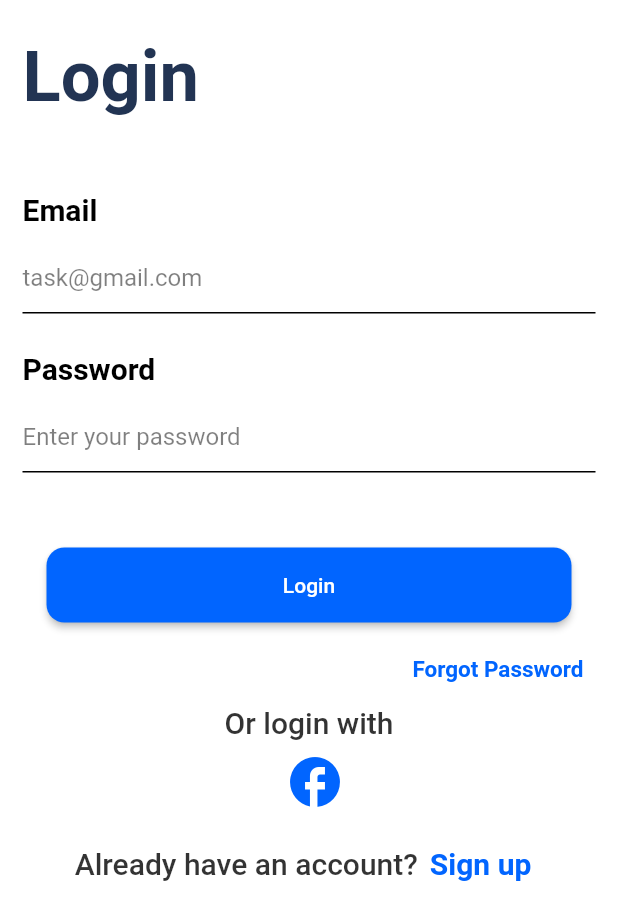
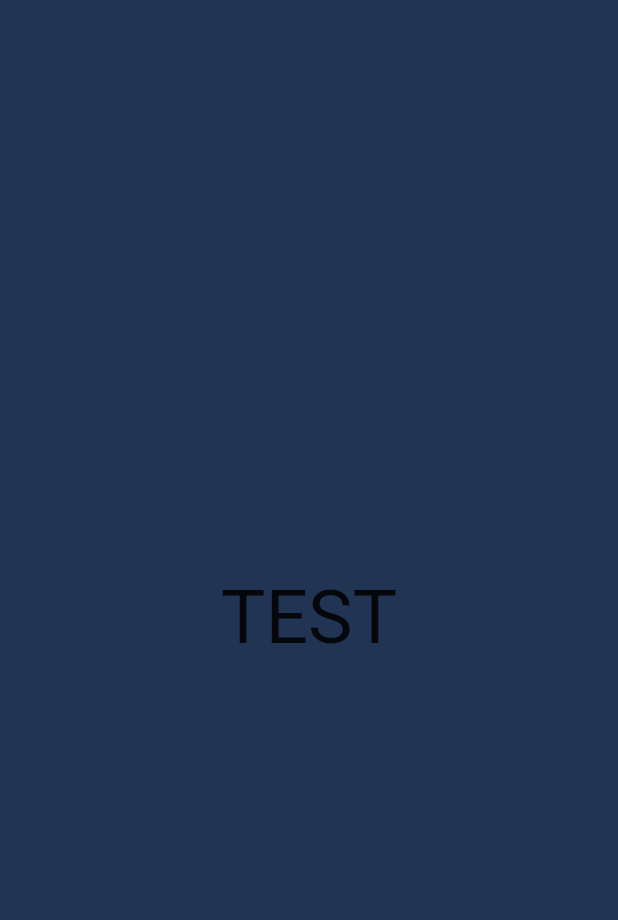
Before and after one commit to SarthakVaswani/flutter-task, a Flutter app: the screen it shows after launch, after a tap on "Login", on a phone screen of 412 x 824 dp. Shown: the top 920 px of the screen. Run offline on Flutter 3.47's test engine with Material 2 defaults, Android fonts, the phone set to English and light mode, and no system bars.

Commit message:
bugf ixes

```diff
--- a/lib/main.dart
+++ b/lib/main.dart
@@ -1,4 +1,5 @@
 import 'package:flutter/material.dart';
+import 'package:login_task/test.dart';
 
 void main() {
   runApp(MyApp());
@@ -25,6 +26,14 @@ class LoginPage extends StatefulWidget {
 class _LoginPageState extends State<LoginPage> {
   final _textController1 = TextEditingController();
   final _textController2 = TextEditingController();
+  bool _obscureText = true;
+
+  void _toggle() {
+    setState(() {
+      _obscureText = !_obscureText;
+    });
+  }
+
   @override
   Widget build(BuildContext context) {
     return SafeArea(
@@ -47,7 +56,7 @@ class _LoginPageState extends State<LoginPage> {
                 ),
               ),
               SizedBox(
-                height: 50,
+                height: 45,
               ),
               Text(
                 "Email",
@@ -101,6 +110,7 @@ class _LoginPageState extends State<LoginPage> {
                 height: 10,
               ),
               TextField(
+                obscureText: _obscureText,
                 decoration: InputDecoration(
                   enabledBorder: UnderlineInputBorder(
                       borderSide: BorderSide(color: Colors.black)),
@@ -109,6 +119,14 @@ class _LoginPageState extends State<LoginPage> {
                   ),
                   hintText: "Enter your password",
                   hintStyle: TextStyle(color: Colors.black.withOpacity(0.5)),
+                  suffixIcon: InkWell(
+                    onTap: _toggle,
+                    child: Icon(
+                      _obscureText ? Icons.lock : Icons.lock_open,
+                      size: 17.0,
+                      color: Colors.black.withOpacity(0.7),
+                    ),
+                  ),
                   // filled: true,
                   // fillColor: Color(0xffe6edf3).withOpacity(0.2),
                   // border: OutlineInputBorder(
@@ -118,15 +136,21 @@ class _LoginPageState extends State<LoginPage> {
                 controller: _textController2,
               ),
               SizedBox(
-                height: 50,
+                height: 53,
               ),
               Align(
                 alignment: Alignment.center,
                 child: ConstrainedBox(
                   constraints: BoxConstraints.tightFor(width: 350, height: 50),
                   child: ElevatedButton(
-                    onPressed: () {},
-                    child: Text("Login"),
+                    onPressed: () {
+                      Navigator.push(context,
+                          MaterialPageRoute(builder: (context) => Test()));
+                    },
+                    child: Text(
+                      "Login",
+                      style: TextStyle(fontSize: 22),
+                    ),
                     style: ElevatedButton.styleFrom(
                       primary: Color(0xff0165ff),
                       elevation: 2,
@@ -139,7 +163,7 @@ class _LoginPageState extends State<LoginPage> {
                 ),
               ),
               SizedBox(
-                height: 7,
+                height: 9,
               ),
               Align(
                 alignment: Alignment.topRight,
@@ -153,6 +177,9 @@ class _LoginPageState extends State<LoginPage> {
                         color: Color(0xff0165ff)),
                   ),
                 ),
+              ),
+              SizedBox(
+                height: 30,
               ),
               Column(
                 children: [
@@ -178,13 +205,16 @@ class _LoginPageState extends State<LoginPage> {
                   ),
                 ],
               ),
+              SizedBox(
+                height: 10,
+              ),
               Row(
                 mainAxisAlignment: MainAxisAlignment.center,
                 children: [
                   Text(
-                    "Already have an account?",
+                    "New user?",
                     style: TextStyle(
-                        fontSize: 20,
+                        fontSize: 19,
                         color: Colors.black.withOpacity(0.8),
                         fontWeight: FontWeight.w500),
                   ),
@@ -194,9 +224,9 @@ class _LoginPageState extends State<LoginPage> {
                   TextButton(
                     onPressed: () {},
                     child: Text(
-                      "Sign up",
+                      "Create an account",
                       style: TextStyle(
-                          fontSize: 20,
+                          fontSize: 19,
                           fontWeight: FontWeight.w600,
                           color: Color(0xff0165ff)),
                     ),
--- /dev/null
+++ b/lib/test.dart
@@ -0,0 +1,22 @@
+import 'package:flutter/material.dart';
+
+class Test extends StatelessWidget {
+  const Test({Key? key}) : super(key: key);
+
+  @override
+  Widget build(BuildContext context) {
+    return SafeArea(
+      child: Scaffold(
+        backgroundColor: Color(0xff223453),
+        body: Center(
+          child: Container(
+            child: Text(
+              "TEST",
+              style: TextStyle(fontSize: 50),
+            ),
+          ),
+        ),
+      ),
+    );
+  }
+}
```
